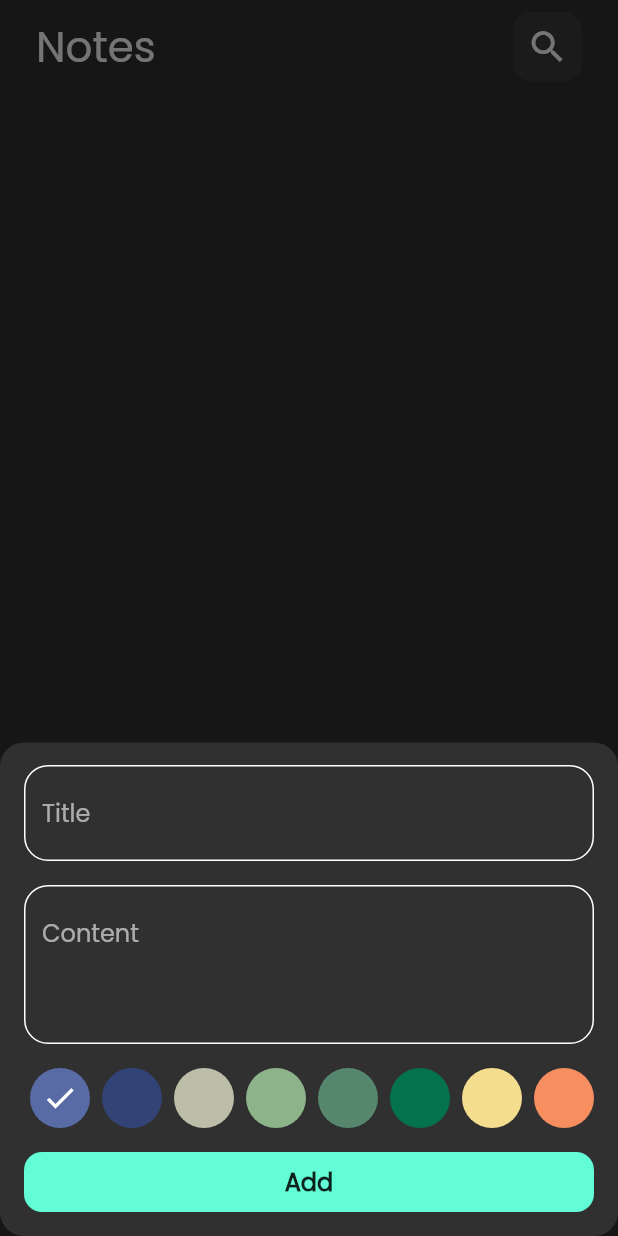
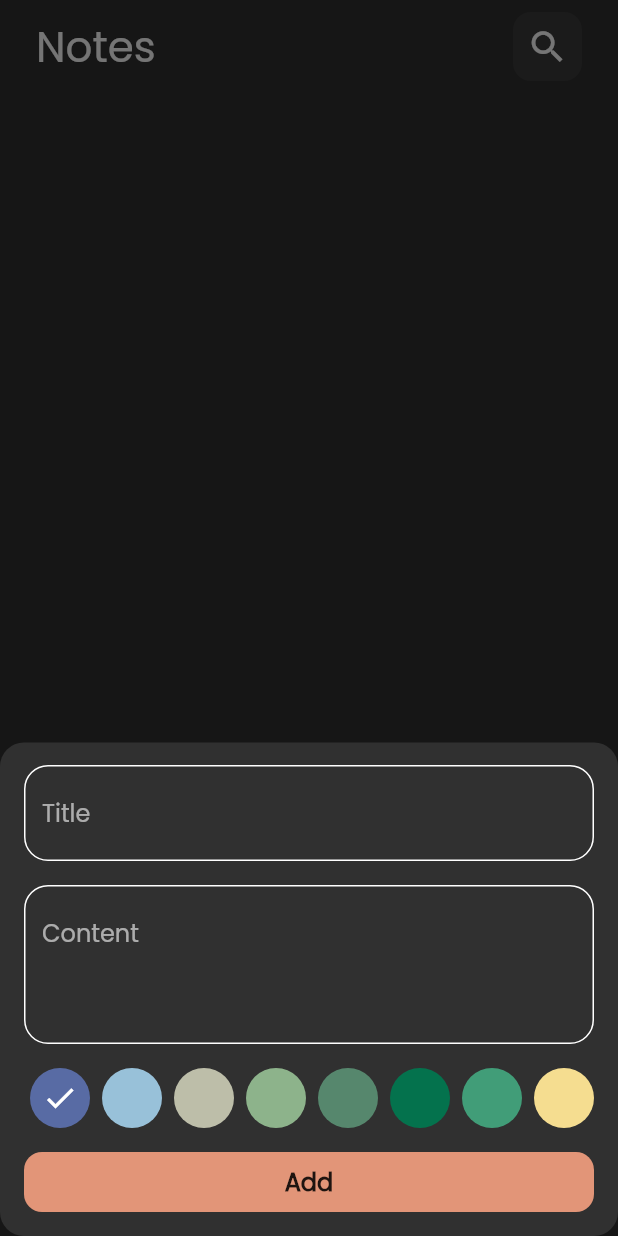
Before and after one commit to ramanassif/notes_app, a Flutter app: the screen it shows after launch, after a tap on the "add" icon, on a phone screen of 412 x 824 dp. Run offline on Flutter 3.47's test engine with Material 2 defaults, Android fonts, the phone set to English and light mode, and no system bars; our stand-ins replace flutter_bloc, font_awesome_flutter, hive, hive_flutter; accounts and stored records are empty.

Commit message:
Complete change color for new note

```diff
--- a/lib/constants.dart
+++ b/lib/constants.dart
@@ -1,16 +1,21 @@
 import 'package:flutter/material.dart';
 
-const kPrimaryColor = Color(0xff62FCD7);
+const kPrimaryColor = Color(0xffe29578);
 const kNotesBox = 'notes_box';
 List<Color> colors = const [
   Color(0xff586BA4),
-  Color(0xff324376),
+  Color(0xff98c1d9),
   Color(0xffBDBEA9),
   Color(0xff8DB38B),
   Color(0xff56876D),
   Color(0xff04724D),
+  Color(0xff419D78),
   Color(0xffF5DD90),
+  Color(0xffffd670),
   Color(0xffF68E5F),
   Color(0xffF76C5E),
+  Color(0xffe56b6f),
   Color(0xffD2AB99),
+  Color(0xffFFDBB5),
+  Color(0xffE0A458),
 ];
--- a/lib/cubits/add_note_cubit/add_note_cubit.dart
+++ b/lib/cubits/add_note_cubit/add_note_cubit.dart
@@ -1,3 +1,4 @@
+import 'package:flutter/material.dart';
 import 'package:flutter_bloc/flutter_bloc.dart';
 import 'package:notes_app/constants.dart';
 import 'package:notes_app/models/note_model.dart';
@@ -7,8 +8,9 @@ part 'add_note_state.dart';
 
 class AddNoteCubit extends Cubit<AddNoteState> {
   AddNoteCubit() : super(AddNoteInitial());
-
+  Color color = const Color(0xff586BA4);
   addNote(NoteModel noteModel) async {
+    noteModel.color = color.value;
     emit(AddNoteLoading());
     try {
       var notesBox = Hive.box<NoteModel>(kNotesBox);
--- a/lib/views/widgets/colors_list_view.dart
+++ b/lib/views/widgets/colors_list_view.dart
@@ -1,5 +1,7 @@
 import 'package:flutter/material.dart';
+import 'package:flutter_bloc/flutter_bloc.dart';
 import 'package:notes_app/constants.dart';
+import 'package:notes_app/cubits/add_note_cubit/add_note_cubit.dart';
 import 'package:notes_app/views/widgets/color_item.dart';
 
 class ColorsListView extends StatefulWidget {
@@ -23,6 +25,7 @@ class _ColorsListViewState extends State<ColorsListView> {
           return GestureDetector(
             onTap: () {
               currentIndex = index;
+              BlocProvider.of<AddNoteCubit>(context).color = colors[index];
               setState(() {});
             },
             child: ColorItem(
```
